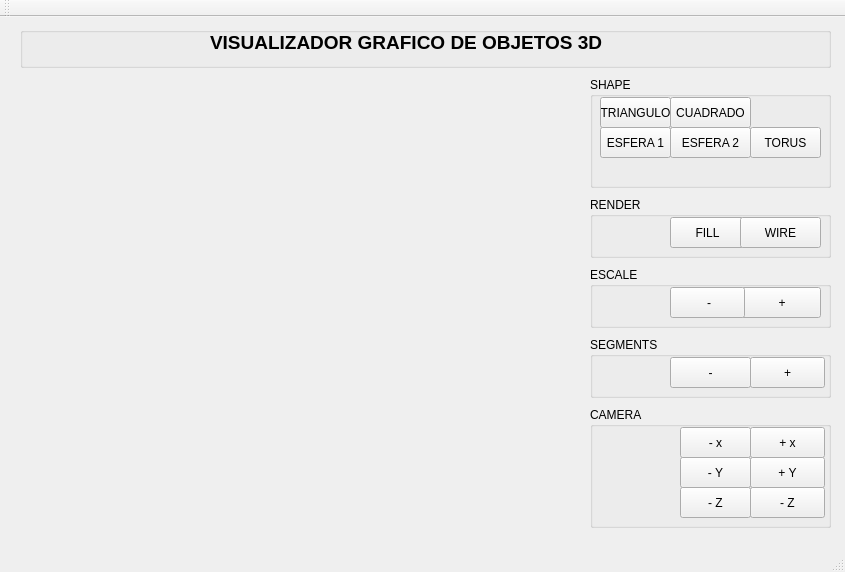
The window that ProyectoVisualizacion3D/ProyectoVisualizacion3D.ui (katriel18/ProyectoVisualizacion3D) describes before a commit, drawn with Qt 5.
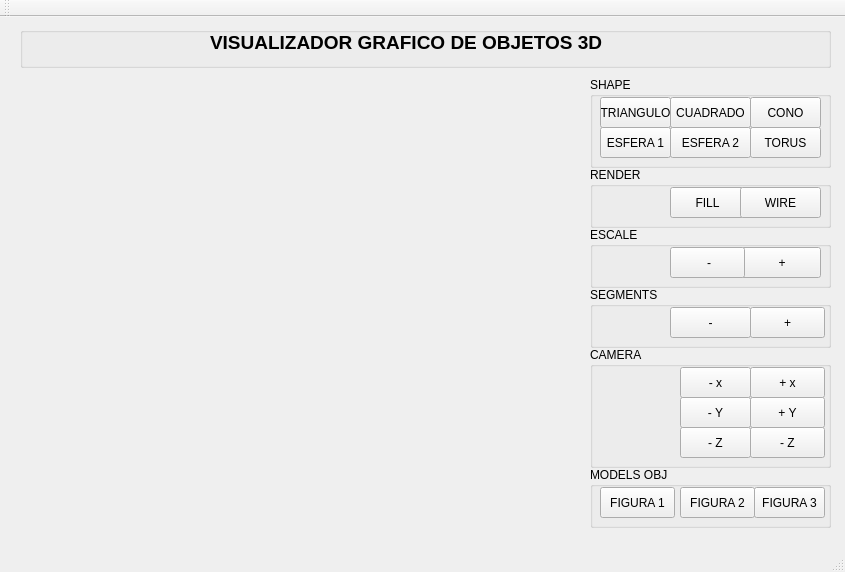
The same window after the commit.

Commit message: cono basico

Patch:
```diff
--- a/ProyectoVisualizacion3D/ProyectoVisualizacion3D.ui
+++ b/ProyectoVisualizacion3D/ProyectoVisualizacion3D.ui
@@ -31,7 +31,7 @@
       <x>590</x>
       <y>60</y>
       <width>241</width>
-      <height>111</height>
+      <height>91</height>
      </rect>
     </property>
     <property name="title">
@@ -102,12 +102,25 @@
       <string>TORUS</string>
      </property>
     </widget>
+    <widget class="QPushButton" name="pushButton_18">
+     <property name="geometry">
+      <rect>
+       <x>160</x>
+       <y>20</y>
+       <width>71</width>
+       <height>31</height>
+      </rect>
+     </property>
+     <property name="text">
+      <string>CONO</string>
+     </property>
+    </widget>
    </widget>
    <widget class="QGroupBox" name="groupBox_2">
     <property name="geometry">
      <rect>
       <x>590</x>
-      <y>180</y>
+      <y>150</y>
       <width>241</width>
       <height>61</height>
      </rect>
@@ -146,7 +159,7 @@
     <property name="geometry">
      <rect>
       <x>590</x>
-      <y>320</y>
+      <y>270</y>
       <width>241</width>
       <height>61</height>
      </rect>
@@ -185,7 +198,7 @@
     <property name="geometry">
      <rect>
       <x>590</x>
-      <y>390</y>
+      <y>330</y>
       <width>241</width>
       <height>121</height>
      </rect>
@@ -348,7 +361,7 @@
     <property name="geometry">
      <rect>
       <x>590</x>
-      <y>250</y>
+      <y>210</y>
       <width>241</width>
       <height>61</height>
      </rect>
@@ -383,6 +396,58 @@
      </property>
     </widget>
    </widget>
+   <widget class="QGroupBox" name="groupBox_7">
+    <property name="geometry">
+     <rect>
+      <x>590</x>
+      <y>450</y>
+      <width>241</width>
+      <height>61</height>
+     </rect>
+    </property>
+    <property name="title">
+     <string>MODELS OBJ</string>
+    </property>
+    <widget class="QPushButton" name="pushButton_19">
+     <property name="geometry">
+      <rect>
+       <x>10</x>
+       <y>20</y>
+       <width>75</width>
+       <height>31</height>
+      </rect>
+     </property>
+     <property name="text">
+      <string>FIGURA 1</string>
+     </property>
+    </widget>
+    <widget class="QPushButton" name="pushButton_20">
+     <property name="geometry">
+      <rect>
+       <x>90</x>
+       <y>20</y>
+       <width>75</width>
+       <height>31</height>
+      </rect>
+     </property>
+     <property name="text">
+      <string>FIGURA 2</string>
+     </property>
+    </widget>
+    <widget class="QPushButton" name="pushButton_21">
+     <property name="geometry">
+      <rect>
+       <x>164</x>
+       <y>20</y>
+       <width>71</width>
+       <height>31</height>
+      </rect>
+     </property>
+     <property name="text">
+      <string>FIGURA 3</string>
+     </property>
+    </widget>
+   </widget>
    <zorder>groupBox_6</zorder>
    <zorder>groupBox_5</zorder>
    <zorder>groupBox</zorder>
```
Left out of the diff: 1 changed line with no effect on the pictures. The commit also changes 7 other files.
